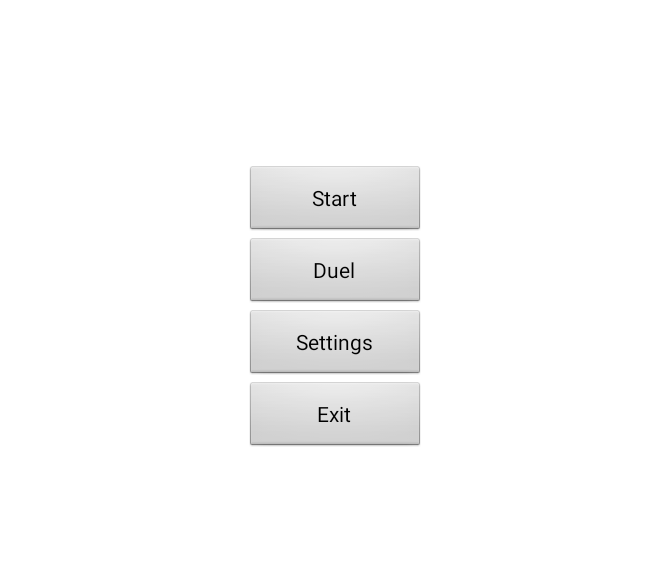
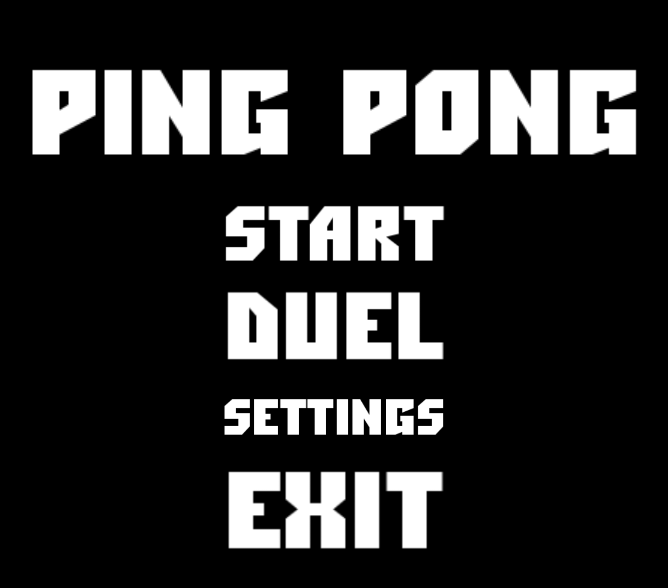
Before and after one commit to KrabeOtake/Roguelike_Ping_Pong, an Android app: the MenuActivity screen opened directly, with no data from a screen before it, on a phone screen of 824 x 412 dp (held sideways). Shown: the top 588 px of the screen, without its empty margins (283-951 px from the left). Run offline under Robolectric (Android 15) with nearby library versions, the phone set to English and light mode, and no system bars.

Commit message:
create Main menu and Difficulty menu

```diff
--- a/app/src/main/res/layout/activity_menu.xml
+++ b/app/src/main/res/layout/activity_menu.xml
@@ -7,41 +7,60 @@
     android:paddingLeft="@dimen/activity_horizontal_margin"
     android:paddingRight="@dimen/activity_horizontal_margin"
     android:paddingTop="@dimen/activity_vertical_margin"
-    android:background="#fff"
+    android:background="@color/colorBlack"
     android:orientation="vertical"
     android:gravity="center"
     tools:context="com.example.pingpong.MenuActivity">
 
-    <Button
+    <ImageView
+        android:layout_width="wrap_content"
+        android:layout_height="wrap_content"
+        android:scaleType="fitCenter"
+        android:src="@drawable/pingpong"/>
+
+    <ImageButton
         android:id="@+id/menu_start_button"
-        android:layout_width="120dp"
+        android:background="@color/colorBlack"
+        android:layout_marginTop="20dp"
+        android:layout_width="150dp"
         android:layout_height="wrap_content"
         android:layout_gravity="center_horizontal"
+        android:clickable="true"
         android:onClick="onStart"
-        android:text="@string/start_button_title" />
+        android:scaleType="fitCenter"
+        android:src="@drawable/start" />
 
-    <Button
+    <ImageButton
         android:id="@+id/menu_duel_button"
-        android:layout_width="120dp"
+        android:background="@color/colorBlack"
+        android:layout_width="150dp"
         android:layout_height="wrap_content"
         android:layout_gravity="center_horizontal"
+        android:clickable="true"
         android:onClick="onDuel"
-        android:text="@string/duel_button_title" />
+        android:scaleType="fitCenter"
+        android:src="@drawable/duel" />
 
-    <Button
+    <ImageButton
         android:id="@+id/menu_settings_button"
-        android:layout_width="120dp"
+        android:background="@color/colorBlack"
+        android:layout_width="150dp"
         android:layout_height="wrap_content"
         android:layout_gravity="center_horizontal"
+        android:clickable="true"
         android:onClick="onSettings"
-        android:text="@string/settings_button_title" />
+        android:scaleType="fitCenter"
+        android:src="@drawable/settings" />
 
-    <Button
+    <ImageButton
         android:id="@+id/menu_exit_button"
-        android:layout_width="120dp"
+        android:background="@color/colorBlack"
+        android:layout_width="150dp"
         android:layout_height="wrap_content"
         android:layout_gravity="center_horizontal"
+        android:clickable="true"
         android:onClick="onExit"
-        android:text="@string/exit_button_title" />
+        android:scaleType="fitCenter"
+        android:src="@drawable/exit" />
 
 </LinearLayout>
```
Also changed, not shown: app/src/main/res/layout/activity_difficulty.xml (+26 -15 lines), app/src/main/res/drawable/duel.png (added), app/src/main/res/drawable/easy.png (added), app/src/main/res/drawable/exit.png (added), app/src/main/res/drawable/hard.png (added), app/src/main/res/drawable/medium.png (added), app/src/main/res/drawable/pingpong.png (added), app/src/main/res/drawable/settings.png (added), app/src/main/res/drawable/start.png (added).
